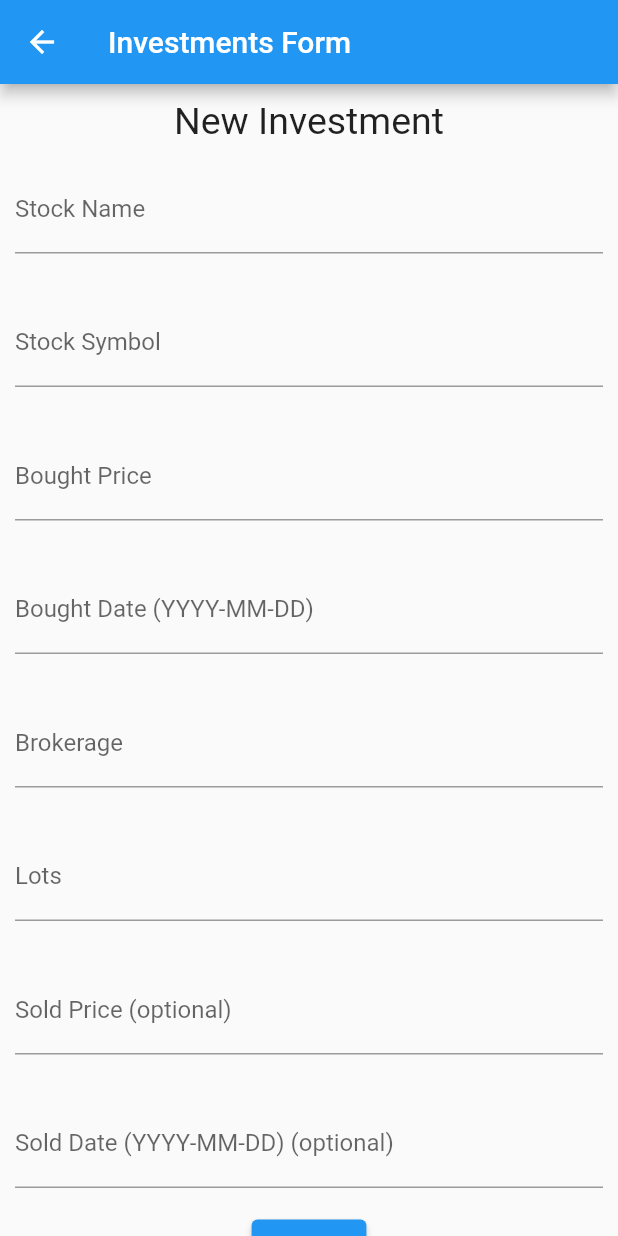
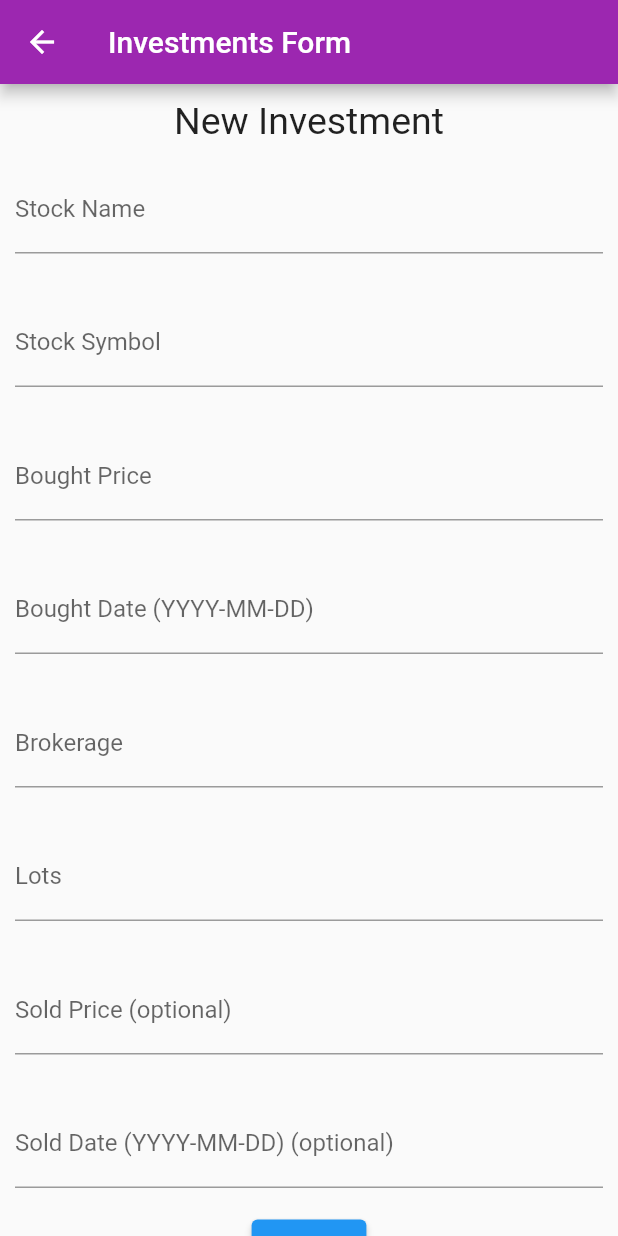
Before and after one commit to VisnuRavi/MyFin, a Flutter app: the Invest screen opened by its route, after a tap on the "add" icon, on a phone screen of 412 x 824 dp. Run offline on Flutter 3.47's test engine with Material 2 defaults, Android fonts, the light colour scheme and no system bars; our stand-ins replace sqflite; accounts and stored records are empty.

Commit message:
Add purple

```diff
--- a/lib/pages/investments/invest.dart
+++ b/lib/pages/investments/invest.dart
@@ -70,8 +70,10 @@ class _InvestState extends State<Invest> {
           fontSize: 20.0,
           ),
         ),
+        backgroundColor: Colors.purple,
       ),
       body: bodyLayout(stocks),
+      //backgroundColor: Colors.purple[50],
       floatingActionButton: FloatingActionButton(
         onPressed: () async {
           print('clicked investform');
@@ -81,6 +83,7 @@ class _InvestState extends State<Invest> {
         child: Icon(
           Icons.add,
         ),
+        backgroundColor: Colors.purple,
       ),
     );
   }
@@ -127,7 +130,8 @@ class _InvestState extends State<Invest> {
                 });
                 refreshStocksList();
               },
-            )
+            ),
+            //color: Colors.purple[50],
           );
         }
       );
--- a/lib/pages/investments/invest_form.dart
+++ b/lib/pages/investments/invest_form.dart
@@ -134,6 +134,7 @@ class _InvestFormState extends State<InvestForm> {
     return Scaffold(
       appBar: AppBar(
         title: Text("Investments Form"),
+        backgroundColor: Colors.purple,
       ),
       body:
       Form(
```
Also changed, not shown: lib/pages/investments/invest_details.dart (+7 -0 lines).
